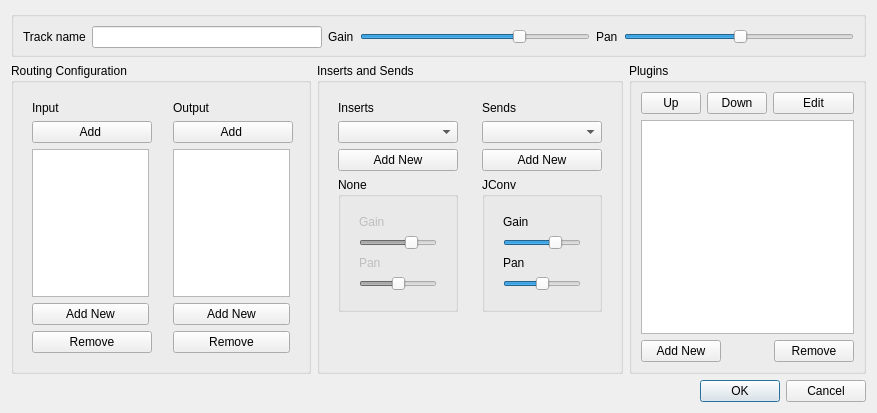
Above: src/sheetcanvas/ui/TTrackManagerDialog.ui from ErwanLegrand/Traverso-DAW before the change. Below: the same form after it.
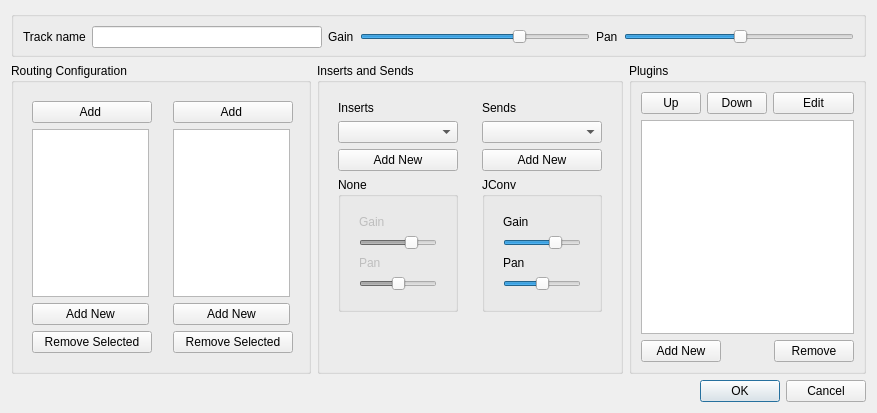
That is the form after the change.

Commit message: Another cosmetically change, maybe simplified too much ?

```diff
--- a/src/sheetcanvas/ui/TTrackManagerDialog.ui
+++ b/src/sheetcanvas/ui/TTrackManagerDialog.ui
@@ -93,13 +93,6 @@
           <item>
            <widget class="QFrame" name="frame">
             <layout class="QVBoxLayout" name="verticalLayout_5">
-             <item>
-              <widget class="QLabel" name="label">
-               <property name="text">
-                <string>Input</string>
-               </property>
-              </widget>
-             </item>
              <item>
               <widget class="QPushButton" name="routingInputAddButton">
                <property name="minimumSize">
@@ -132,7 +125,7 @@
                 </size>
                </property>
                <property name="text">
-                <string>Remove</string>
+                <string>Remove Selected</string>
                </property>
               </widget>
              </item>
@@ -142,13 +135,6 @@
           <item>
            <widget class="QFrame" name="frame">
             <layout class="QVBoxLayout" name="verticalLayout_6">
-             <item>
-              <widget class="QLabel" name="label_2">
-               <property name="text">
-                <string>Output</string>
-               </property>
-              </widget>
-             </item>
              <item>
               <widget class="QPushButton" name="routingOutputAddButton">
                <property name="minimumSize">
@@ -181,8 +167,14 @@
              </item>
              <item>
               <widget class="QPushButton" name="routingOutputRemoveButton">
+               <property name="minimumSize">
+                <size>
+                 <width>120</width>
+                 <height>0</height>
+                </size>
+               </property>
                <property name="text">
-                <string>Remove</string>
+                <string>Remove Selected</string>
                </property>
               </widget>
              </item>
```
